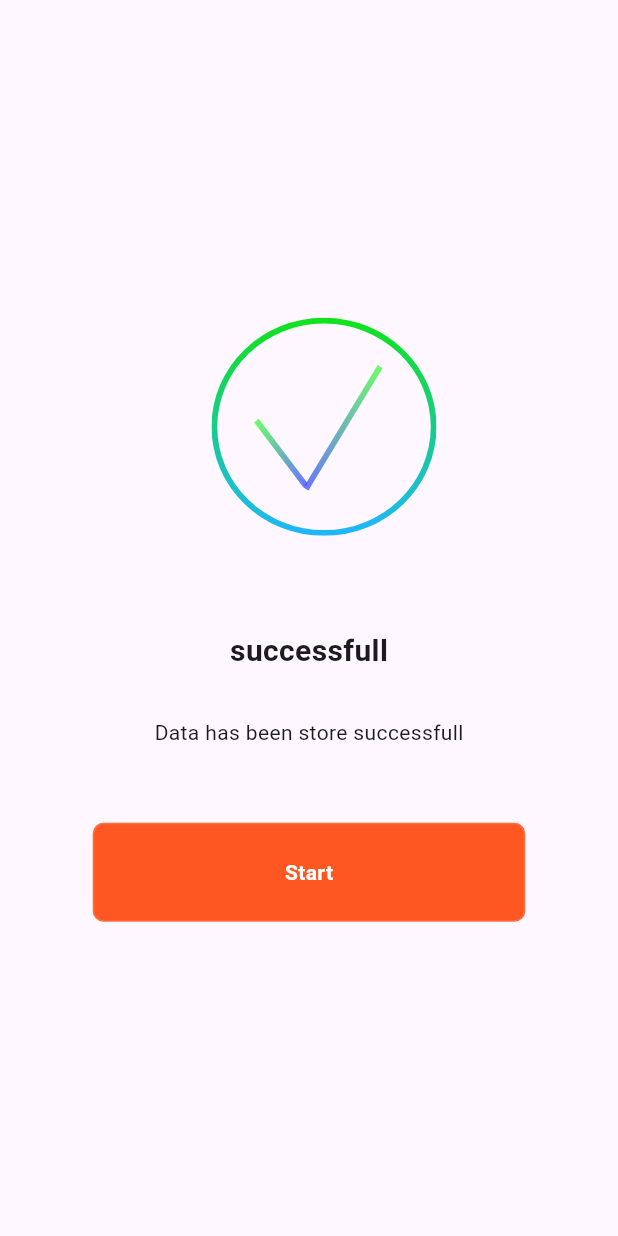
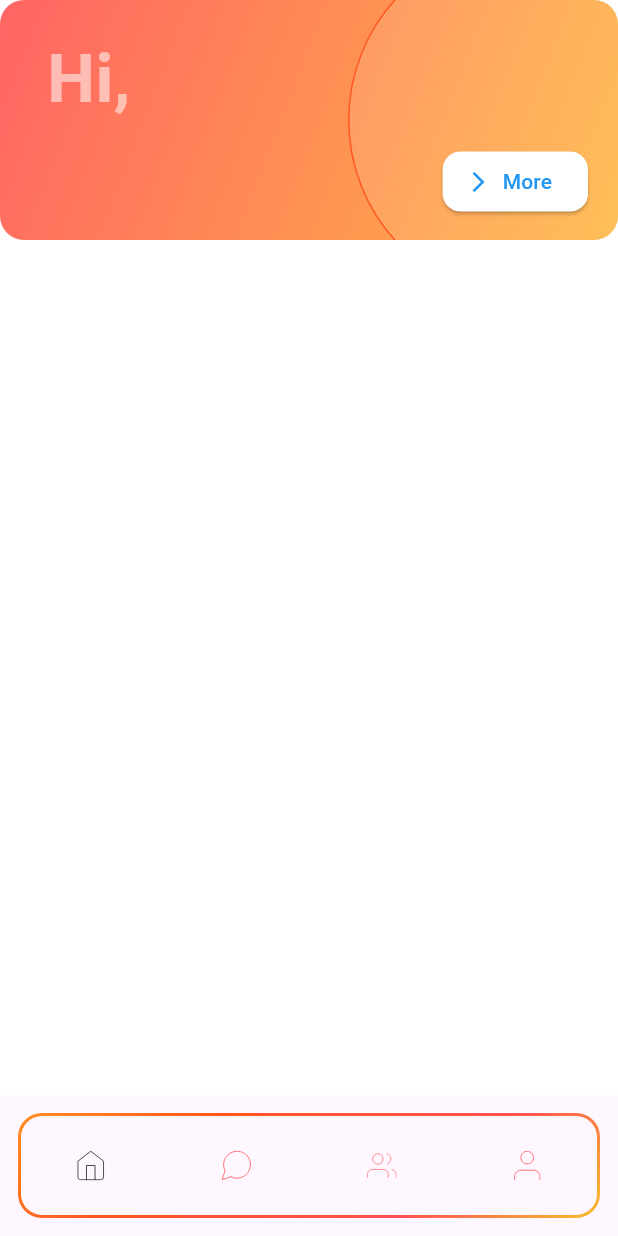
Before and after one commit to Idriss-rayan/chat007, a Flutter app: the SuccesfullPage screen opened directly, after a tap on "Start", on a phone screen of 412 x 824 dp. Run offline on Flutter 3.47's test engine with Material 3 defaults, Android fonts, the phone set to English and light mode, and no system bars; our stand-ins replace country_picker, flutter_svg, font_awesome_flutter; missing offline and left inert: phone_form_field.

Commit message:
add new file

```diff
--- a/lib/main.dart
+++ b/lib/main.dart
@@ -13,9 +13,9 @@ class MyApp extends StatelessWidget {
   @override
   Widget build(BuildContext context) {
     return MaterialApp(
-      //home: LoginPage(),
+      home: LoginPage(),
       //home: UiNavBar(),
-      home: MainPage(),
+      //home: MainPage(),
     );
   }
 }
--- a/lib/pages/main_page.dart
+++ b/lib/pages/main_page.dart
@@ -1,6 +1,7 @@
 import 'package:flutter/material.dart';
 import 'package:flutter_svg/flutter_svg.dart';
 import 'package:simplechat/pages/custom/animated_gradient_border.dart';
+import 'package:simplechat/pages/otherspages/publication/pub_page.dart';
 
 class MainPage extends StatefulWidget {
   const MainPage({super.key});
@@ -13,7 +14,7 @@ class _PubPageState extends State<MainPage> {
   int selectedIndex = 0;
 
   final List<Widget> pages = const [
-    Center(child: Text("🏠 Home", style: TextStyle(fontSize: 24))),
+    PubPage(),
     Center(child: Text("💬 Message", style: TextStyle(fontSize: 24))),
     Center(child: Text("👥 Users", style: TextStyle(fontSize: 24))),
     Center(child: Text("👤 Profil", style: TextStyle(fontSize: 24))),
--- /dev/null
+++ b/lib/pages/otherspages/publication/pub_page.dart
@@ -0,0 +1,96 @@
+import 'package:flutter/material.dart';
+
+class PubPage extends StatefulWidget {
+  const PubPage({super.key});
+
+  @override
+  State<PubPage> createState() => _PubPageState();
+}
+
+class _PubPageState extends State<PubPage> {
+  @override
+  Widget build(BuildContext context) {
+    return Scaffold(
+      backgroundColor: Colors.white,
+      body: Center(
+        child: Column(
+          children: [
+            ClipRRect(
+              borderRadius: BorderRadius.circular(16),
+              child: Container(
+                width: double.infinity,
+                height: 160,
+                decoration: const BoxDecoration(
+                  gradient: LinearGradient(
+                    colors: [
+                      Color(0xFFFF6464), // vert doux
+                      Color(0xFFFFB744), // bleu doux
+                    ],
+                    begin: Alignment.topLeft,
+                    end: Alignment.bottomRight,
+                  ),
+                ),
+                child: Stack(
+                  children: [
+                    // Cercle déco en arrière-plan
+                    Positioned(
+                      right: -60,
+                      top: -40,
+                      child: Container(
+                        width: 240,
+                        height: 240,
+                        decoration: BoxDecoration(
+                          shape: BoxShape.circle,
+                          color: Colors.white.withOpacity(0.1),
+                          border: Border.all(color: Colors.deepOrange),
+                        ),
+                      ),
+                    ),
+                    Positioned(
+                      left: 20,
+                      top: 20,
+                      child: Column(
+                        crossAxisAlignment: CrossAxisAlignment.start,
+                        children: [
+                          Text(
+                            " Hi,",
+                            style: TextStyle(
+                              fontSize: 45,
+                              fontWeight: FontWeight.bold,
+                              color: Color.fromARGB(137, 255, 255, 255),
+                            ),
+                          ),
+                          Row(
+                            children: [
+                              SizedBox(width: 50),
+                            ],
+                          ),
+                        ],
+                      ),
+                    ),
+                    Positioned(
+                      bottom: 15,
+                      right: 20,
+                      child: ElevatedButton.icon(
+                        style: ElevatedButton.styleFrom(
+                          backgroundColor: Colors.white,
+                          foregroundColor: Colors.blue,
+                          shape: RoundedRectangleBorder(
+                            borderRadius: BorderRadius.circular(12),
+                          ),
+                        ),
+                        onPressed: () {},
+                        icon: const Icon(Icons.arrow_forward_ios, size: 16),
+                        label: const Text("More"),
+                      ),
+                    ),
+                  ],
+                ),
+              ),
+            ),
+          ],
+        ),
+      ),
+    );
+  }
+}
--- a/lib/pages/succesfull_page.dart
+++ b/lib/pages/succesfull_page.dart
@@ -1,5 +1,7 @@
 import 'package:flutter/material.dart';
 import 'package:flutter_svg/svg.dart';
+import 'package:simplechat/pages/main_page.dart';
+import 'package:simplechat/pages/otherspages/publication/pub_page.dart';
 
 class SuccesfullPage extends StatefulWidget {
   const SuccesfullPage({super.key});
@@ -45,7 +47,19 @@ class _SuccesfullPageState extends State<SuccesfullPage> {
             Padding(
               padding: const EdgeInsets.only(top: 50.0),
               child: InkWell(
-                onTap: () {},
+                onTap: () {
+                  Navigator.push(
+                    context,
+                    PageRouteBuilder(
+                      pageBuilder: (context, animation, secondaryAnimation) =>
+                          MainPage(),
+                      transitionsBuilder:
+                          (context, animation, secondaryAnimation, child) {
+                        return FadeTransition(opacity: animation, child: child);
+                      },
+                    ),
+                  );
+                },
                 child: Container(
                   width: width * 0.7,
                   height: height * 0.08,
```
